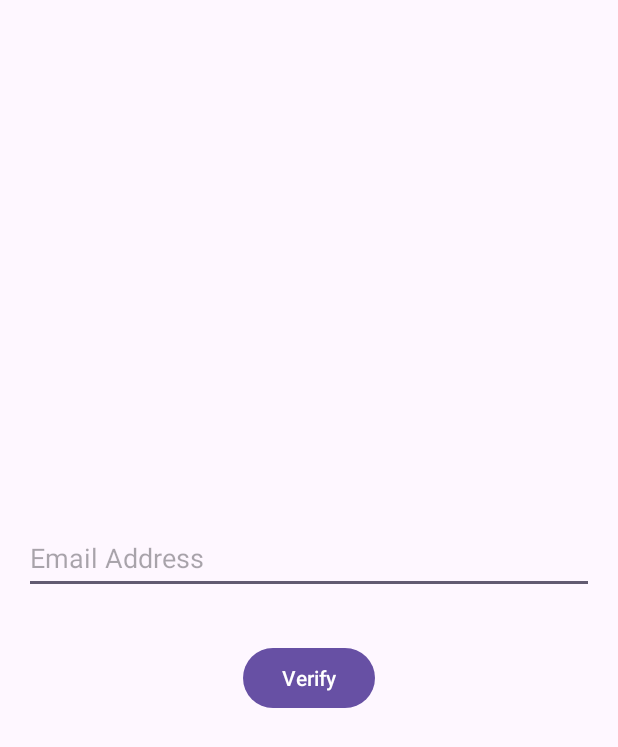
After one commit to Marys-Hub/PasswordManager, an Android app: the EmailverificationActivity screen opened directly, with no data from a screen before it, on a phone screen of 412 x 824 dp. The commit adds this screen. Shown: the top 747 px of the screen. Run offline under Robolectric (Android 15) with nearby library versions, the phone set to English and light mode, and no system bars; our stand-ins replace Firebase (no records; nobody signed in at launch, a user with empty details on screens opened directly).

```diff
--- /dev/null
+++ b/app/src/main/java/com/example/passwordmanager/activities/EmailverificationActivity.java
@@ -0,0 +1,90 @@
+package com.example.passwordmanager.activities;
+
+import androidx.annotation.NonNull;
+import androidx.appcompat.app.AppCompatActivity;
+
+import android.annotation.SuppressLint;
+import android.content.Intent;
+import android.os.Bundle;
+import android.view.View;
+import android.widget.Button;
+import android.widget.EditText;
+import android.widget.Toast;
+
+import com.example.passwordmanager.R;
+import com.google.android.gms.tasks.OnCompleteListener;
+import com.google.android.gms.tasks.Task;
+import com.google.firebase.Firebase;
+import com.google.firebase.auth.FirebaseAuth;
+import com.google.firebase.auth.FirebaseUser;
+
+public class EmailverificationActivity extends AppCompatActivity {
+
+
+    private Button btnVerify;
+    private EditText emailAdress;
+    private String generatedVerificationCode;
+    FirebaseAuth mAuth = FirebaseAuth.getInstance();
+    FirebaseUser verifUser = mAuth.getCurrentUser();
+
+
+    @Override
+    protected void onCreate(Bundle savedInstanceState) {
+        super.onCreate(savedInstanceState);
+        setContentView(R.layout.activity_emailverification);
+        btnVerify = findViewById(R.id.btnVerify);
+        emailAdress = findViewById(R.id.etEmailAddress);
+
+        btnVerify.setOnClickListener(new View.OnClickListener() {
+            @Override
+            public void onClick(View v) {
+                String email = emailAdress.getText().toString().trim();
+
+                if (!email.isEmpty()) {
+                    sendEmailVerification(email);
+                } else {
+                    Toast.makeText(EmailverificationActivity.this,
+                            "Please enter your email address", Toast.LENGTH_SHORT).show();
+                }
+            }
+        });
+
+    }
+
+    private void sendEmailVerification(String email) {
+        mAuth.createUserWithEmailAndPassword(email, "temporaryPassword")
+                .addOnCompleteListener(this, new OnCompleteListener() {
+                    @Override
+                    public void onComplete(@NonNull Task task) {
+                        if (task.isSuccessful()) {
+                            // User is created, now send email verification
+                            FirebaseUser user = mAuth.getCurrentUser();
+                            sendVerificationEmail(user);
+                        } else {
+                            // If account creation fails, display a message to the user.
+                            Toast.makeText(EmailverificationActivity.this,
+                                    "Failed to create account", Toast.LENGTH_SHORT).show();
+                        }
+                    }
+                });
+    }
+
+    private void sendVerificationEmail(FirebaseUser user) {
+        user.sendEmailVerification()
+                .addOnCompleteListener(this, new OnCompleteListener<Void>() {
+                    @Override
+                    public void onComplete(@NonNull Task<Void> task) {
+                        if (task.isSuccessful()) {
+                            Toast.makeText(EmailverificationActivity.this,
+                                    "Verification email sent to " + user.getEmail(),
+                                    Toast.LENGTH_SHORT).show();
+                            // Navigate to the registration page or perform other actions
+                        } else {
+                            Toast.makeText(EmailverificationActivity.this,
+                                    "Failed to send verification email.",
+                                    Toast.LENGTH_SHORT).show();
+                        }
+                    }
+                });
+    }
+}
--- a/app/src/main/java/com/example/passwordmanager/activities/LoginActivity.java
+++ b/app/src/main/java/com/example/passwordmanager/activities/LoginActivity.java
@@ -39,7 +39,7 @@ public class LoginActivity extends AppCompatActivity {
         editTextPassword = findViewById(R.id.passwordField);
         buttonLoginAccount = findViewById(R.id.buttonLoginAccount);
         buttonNewPassword = findViewById(R.id.newPass);
-        buttonBack = findViewById(R.btnLoginBack);
+        //buttonBack = findViewById(R.btnLoginBack); NU MERGE BACK BTN LA LOGIN
 
         buttonLoginAccount.setOnClickListener(new View.OnClickListener() {
             @Override
@@ -71,12 +71,12 @@ public class LoginActivity extends AppCompatActivity {
             }
         });
 
-        btnBack.setOnClickListener(new View.OnClickListener() {
+        /*btnBack.setOnClickListener(new View.OnClickListener() {
             @Override
             public void onClick(View v) {
                 onBackPressed();
             }
-        });
+        }); */
 
 
     }
--- a/app/src/main/java/com/example/passwordmanager/activities/MainActivity.java
+++ b/app/src/main/java/com/example/passwordmanager/activities/MainActivity.java
@@ -52,7 +52,7 @@ public class MainActivity extends AppCompatActivity {
     }
 
     public void openRegisterActivity(){
-        Intent registerIntent = new Intent(this, RegisterActivity.class);
+        Intent registerIntent = new Intent(this, EmailverificationActivity.class);
         try{startActivity(registerIntent);}catch(Exception e){System.out.println("Something went wrong.");} }
 
 }
--- /dev/null
+++ b/app/src/main/res/layout/activity_emailverification.xml
@@ -0,0 +1,28 @@
+<?xml version="1.0" encoding="utf-8"?>
+<LinearLayout
+    xmlns:android="http://schemas.android.com/apk/res/android"
+    android:layout_width="match_parent"
+    android:layout_height="match_parent"
+    android:orientation="vertical"
+    android:padding="16dp"
+    android:gravity="center">
+
+    <EditText
+        android:id="@+id/etEmailAddress"
+        android:layout_width="match_parent"
+        android:layout_height="wrap_content"
+        android:layout_marginBottom="16dp"
+        android:hint="Email Address"
+        android:inputType="textEmailAddress"
+        android:minHeight="48dp" />
+
+
+    <Button
+        android:id="@+id/btnVerify"
+        android:layout_width="wrap_content"
+        android:layout_height="wrap_content"
+        android:text="Verify"
+        android:layout_marginTop="16dp"
+        android:enabled="true"/>
+
+</LinearLayout>
--- a/app/src/main/res/layout/activity_login.xml
+++ b/app/src/main/res/layout/activity_login.xml
@@ -109,4 +109,5 @@
 
 
 
+
 </androidx.constraintlayout.widget.ConstraintLayout>
--- a/app/src/main/res/layout/activity_register_page.xml
+++ b/app/src/main/res/layout/activity_register_page.xml
@@ -259,6 +259,8 @@
 
         </androidx.cardview.widget.CardView>
 
+
+
         <com.google.android.material.button.MaterialButton
             android:id="@+id/btnRegisterBack"
             android:layout_width="match_parent"
@@ -274,7 +276,6 @@
             app:icon="@drawable/goback"
             app:iconGravity="textStart"
             app:iconTint="@color/black" />
-
     </LinearLayout>
 
 </androidx.core.widget.NestedScrollView>
--- a/app/src/main/res/values/strings.xml
+++ b/app/src/main/res/values/strings.xml
@@ -69,4 +69,5 @@
     <string name="password_generator">Password generator</string>
     <string name="generate_a_new_and_secure_password">Generate a new and secure password</string>
     <string name="back">Back</string>
+    <string name="enter_code" />
 </resources>
```
Also changed, not shown: app/src/main/AndroidManifest.xml (+17 -13 lines), app/src/main/java/com/example/passwordmanager/VerificationCodeUtil.java (added, +25 -0 lines), app/src/main/java/com/example/passwordmanager/activities/RegisterActivity.java (+12 -4 lines).
